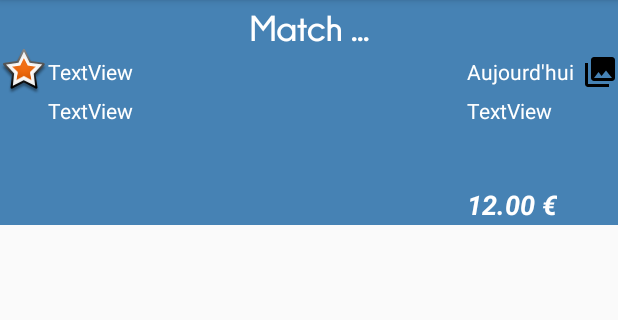
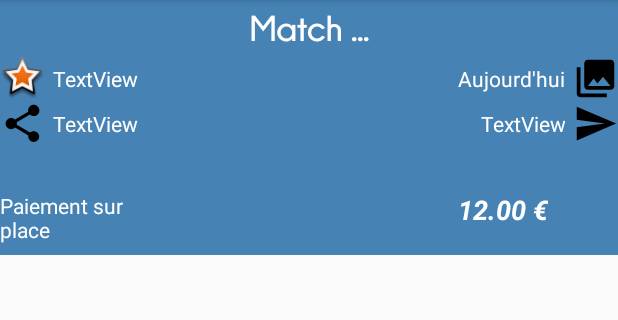
Before and after one commit to Lolo33/RTT-APP-Android, an Android app: the EvenementMatchActivity screen opened directly, with no data from a screen before it, on a phone screen of 412 x 824 dp, the part 84-404 px from its top. Run offline under Robolectric (Android 15) with nearby library versions, the phone set to English and light mode, and no system bars; network calls fail; 5 statements that could not run were skipped.

```diff
--- a/app/src/main/java/com/example/niquelesstup/rtt/Classes/Api/Token.java
+++ b/app/src/main/java/com/example/niquelesstup/rtt/Classes/Api/Token.java
@@ -19,7 +19,6 @@ public class Token {
     public String getValue() {
         return value;
     }
-
     public void setValue(String value) {
         this.value = value;
     }
@@ -27,7 +26,6 @@ public class Token {
     public String getCreatedAt() {
         return createdAt;
     }
-
     public void setCreatedAt(String createdAt) {
         this.createdAt = createdAt;
     }
--- a/app/src/main/java/com/example/niquelesstup/rtt/EvenementMatchActivity.java
+++ b/app/src/main/java/com/example/niquelesstup/rtt/EvenementMatchActivity.java
@@ -29,13 +29,21 @@ public class EvenementMatchActivity extends AppCompatActivity {
         TextView tvDateMatch = (TextView) findViewById(R.id.textViewDateMatch);
         TextView tvNbTeamMatch = (TextView) findViewById(R.id.textViewNbJoueursMatch);
         TextView tvOrgaMatch = (TextView) findViewById(R.id.textViewOrgaMatch);
+        TextView tvDescMatch = (TextView) findViewById(R.id.textViewDescriptifEvent);
 
         Globals.setFont(this, tvTitreMatch, "Champagne & Limousines Bold.ttf");
+
+        String str_prive = "Paiement sur place";
+        if (lEvenement.isPayable()){
+            str_prive = "Paiement en ligne";
+        }
 
         tvTitreMatch.setText(lEvenement.getTitre());
         tvLieuMatch.setText(lEvenement.getLieu().getNom());
         tvNbTeamMatch.setText(lEvenement.getNombreJoueursString());
         tvOrgaMatch.setText(lEvenement.getOrganisateur1().getPseudo());
+        tvDescMatch.setText(str_prive);
+
     }
 
     public boolean onOptionsItemSelected(MenuItem item){
--- a/app/src/main/res/layout/activity_evenement_match.xml
+++ b/app/src/main/res/layout/activity_evenement_match.xml
@@ -16,11 +16,60 @@
         <RelativeLayout
             android:id="@+id/header_match"
             android:layout_width="match_parent"
-            android:layout_height="150dp"
+            android:layout_height="170dp"
             android:background="@color/colorPrimaryDark">
 
-        </RelativeLayout>
-    </ScrollView>
+            <TextView
+                android:id="@+id/textViewDescriptifEvent"
+                android:layout_width="wrap_content"
+                android:layout_height="wrap_content"
+                android:maxWidth="190dp"
+                android:text="TextView"
+                android:textColor="@android:color/background_light"
+                android:layout_alignTop="@+id/textViewPrix"
+                android:layout_alignEnd="@+id/textViewNbJoueursMatch" />
+
+            <TextView
+                android:id="@+id/textViewOrgaMatch"
+                android:layout_width="wrap_content"
+                android:layout_height="30dp"
+                android:layout_alignStart="@+id/textViewDateMatch"
+                android:layout_below="@+id/imageView3"
+                android:layout_toStartOf="@+id/imageView3"
+                android:gravity="center_vertical"
+                android:paddingRight="5dp"
+                android:text="TextView"
+                android:textAlignment="viewEnd"
+                android:textColor="@android:color/background_light" />
+
+            <ImageView
+                android:id="@+id/imageView3"
+                android:layout_width="30dp"
+                android:layout_height="30dp"
+                android:layout_alignBottom="@+id/textViewDateMatch"
+                android:layout_alignParentEnd="true"
+                android:layout_below="@+id/textViewTitreMatch"
+                app:srcCompat="@drawable/ic_menu_gallery" />
+
+            <ImageView
+                android:id="@+id/imageView2"
+                android:layout_width="30dp"
+                android:layout_height="30dp"
+                android:layout_alignParentStart="true"
+                android:layout_below="@+id/textViewTitreMatch"
+                app:srcCompat="@android:drawable/star_big_on" />
+
+            <TextView
+                android:id="@+id/textViewDateMatch"
+                android:layout_width="wrap_content"
+                android:layout_height="wrap_content"
+                android:layout_above="@+id/textViewPrix"
+                android:layout_below="@+id/textViewTitreMatch"
+                android:layout_toStartOf="@+id/imageView3"
+                android:gravity="center_vertical"
+                android:paddingRight="5dp"
+                android:text="Aujourd'hui"
+                android:textColor="@android:color/background_light" />
 
             <TextView
                 android:id="@+id/textViewTitreMatch"
@@ -29,6 +78,7 @@
                 android:layout_alignParentEnd="true"
                 android:layout_alignParentStart="true"
                 android:layout_alignParentTop="true"
+                android:paddingBottom="5dp"
                 android:paddingTop="5dp"
                 android:text="Match ..."
                 android:textAlignment="center"
@@ -44,29 +94,10 @@
                 android:layout_below="@+id/textViewTitreMatch"
                 android:layout_toEndOf="@+id/imageView2"
                 android:gravity="center"
+                android:paddingLeft="5dp"
                 android:text="TextView"
                 android:textAlignment="gravity"
                 android:textColor="@android:color/background_light" />
-
-    <TextView
-        android:id="@+id/textViewDateMatch"
-        android:layout_width="wrap_content"
-        android:layout_height="wrap_content"
-        android:layout_above="@+id/textViewPrix"
-        android:layout_below="@+id/textViewTitreMatch"
-        android:layout_toStartOf="@+id/imageView3"
-        android:gravity="center_vertical"
-        android:paddingRight="5dp"
-        android:text="Aujourd'hui"
-        android:textColor="@android:color/background_light" />
-
-    <ImageView
-        android:id="@+id/imageView2"
-        android:layout_width="wrap_content"
-        android:layout_height="wrap_content"
-        app:srcCompat="@android:drawable/star_big_on"
-        android:layout_below="@+id/textViewTitreMatch"
-        android:layout_alignParentStart="true" />
 
             <TextView
                 android:id="@+id/textViewPrix"
@@ -83,28 +114,31 @@
             <TextView
                 android:id="@+id/textViewNbJoueursMatch"
                 android:layout_width="wrap_content"
-        android:layout_height="wrap_content"
-        android:layout_below="@+id/textViewLieuMatch"
+                android:layout_height="30dp"
+                android:layout_below="@+id/imageView2"
                 android:layout_toEndOf="@+id/imageView2"
+                android:gravity="center_vertical"
+                android:paddingLeft="5dp"
                 android:text="TextView"
                 android:textColor="@android:color/background_light" />
 
             <ImageView
-        android:id="@+id/imageView3"
-        android:layout_width="wrap_content"
-        android:layout_height="wrap_content"
-        app:srcCompat="@drawable/ic_menu_gallery"
-        android:layout_below="@+id/textViewTitreMatch"
+                android:id="@+id/imageView4"
+                android:layout_width="30dp"
+                android:layout_height="30dp"
+                android:layout_alignParentStart="true"
+                android:layout_below="@+id/imageView2"
+                app:srcCompat="@drawable/ic_menu_share" />
+
+            <ImageView
+                android:id="@+id/imageView7"
+                android:layout_width="30dp"
+                android:layout_height="30dp"
                 android:layout_alignParentEnd="true"
-        android:layout_alignBottom="@+id/textViewDateMatch" />
+                android:layout_below="@+id/imageView3"
+                app:srcCompat="@drawable/ic_menu_send" />
 
-    <TextView
-        android:id="@+id/textViewOrgaMatch"
-        android:layout_width="wrap_content"
-        android:layout_height="wrap_content"
-        android:layout_alignStart="@+id/textViewDateMatch"
-        android:layout_below="@+id/textViewDateMatch"
-        android:text="TextView"
-        android:textColor="@android:color/background_light" />
+        </RelativeLayout>
+    </ScrollView>
 
 </android.widget.RelativeLayout>
```
Also changed, not shown: app/src/main/java/com/example/niquelesstup/rtt/Classes/Adapter/LieuAdapter.java (+12 -1 lines), app/src/main/res/layout/list_custom_lieu.xml (+25 -8 lines). Lines whose indentation alone changed are shown as unchanged.
